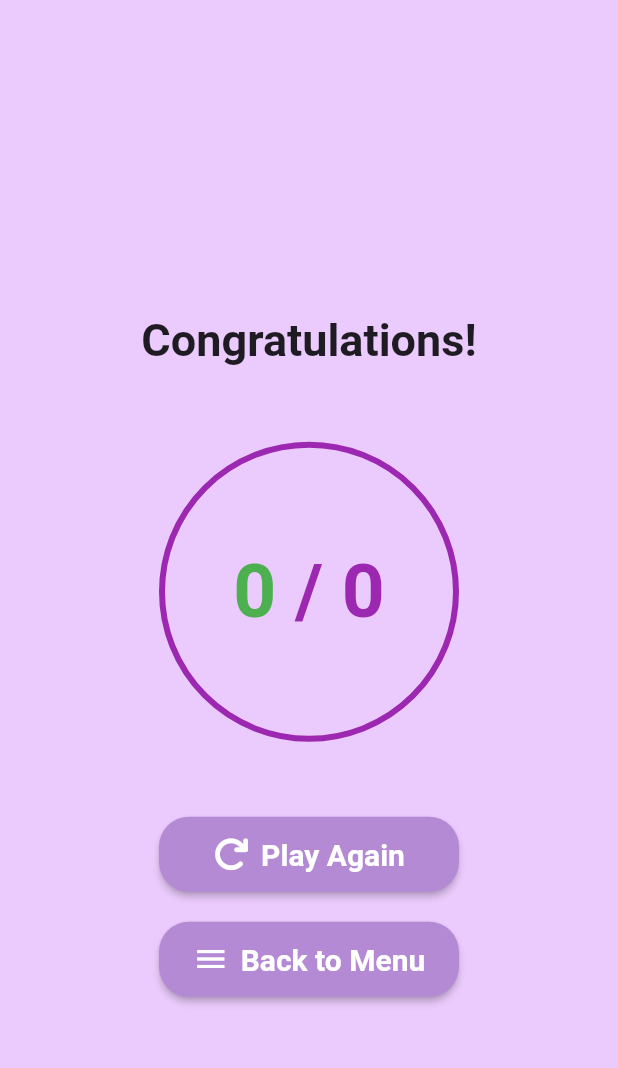
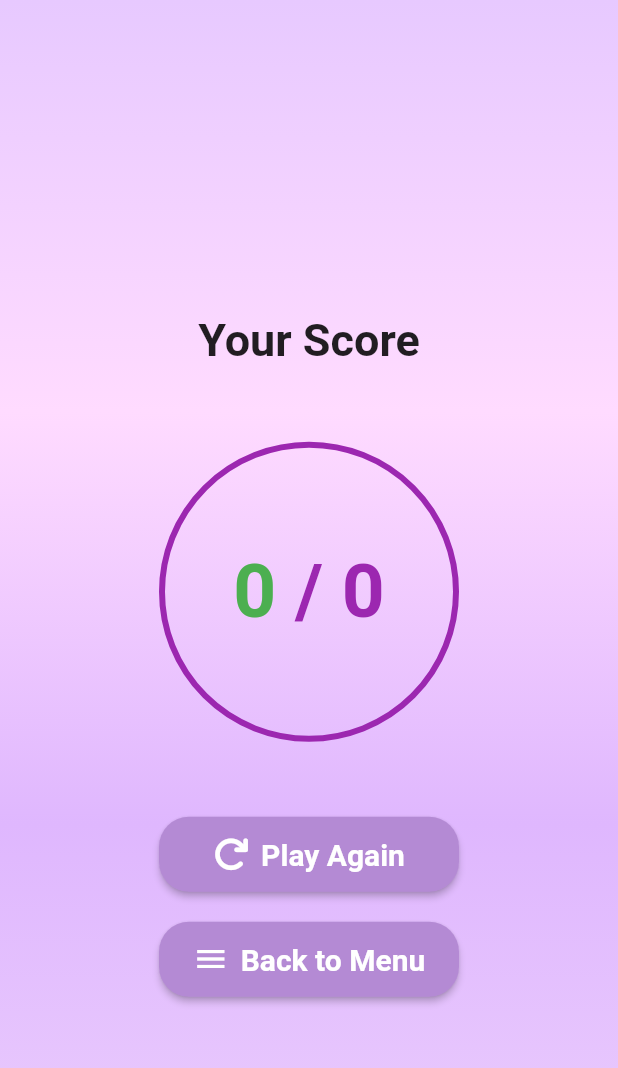
Before and after one commit to Chamidilshan/Quiz_app, a Flutter app: the ResultScreen screen opened directly with empty values, on a phone screen of 412 x 824 dp. Shown: the top 1068 px of the screen. Run offline on Flutter 3.47's test engine with Material 2 defaults, Android fonts, the light colour scheme and no system bars; our stand-ins replace font_awesome_flutter; network calls fail.

Commit message:
added next question but color changing

```diff
--- a/lib/pages/result_page.dart
+++ b/lib/pages/result_page.dart
@@ -17,11 +17,17 @@ class _ResultScreenState extends State<ResultScreen> {
   @override
   Widget build(BuildContext context) {
     return Container(
-      decoration: const BoxDecoration(
-          gradient: LinearGradient(
-              begin: Alignment.topCenter,
-              end: Alignment.bottomRight,
-              colors: [Color(0xFFEBCBFD), Color(0xFFEBCBFD) ])),
+        decoration: BoxDecoration(
+        gradient: LinearGradient(
+        colors: [
+        Color(0xFFE7C9FF),
+    Color(0xFFFFDBFF),
+    Color(0xFFDFB7FE),
+    Color(0xFFECCFFD),
+    ],
+    begin: Alignment.topCenter,
+    end: Alignment.bottomCenter,
+    ),),
       child: Scaffold(
         backgroundColor: Colors.transparent,
         body: SafeArea(
@@ -32,7 +38,7 @@ class _ResultScreenState extends State<ResultScreen> {
               children: [
                 SizedBox(height: 50),
                 Text(
-                  'Congratulations!',
+                  'Your Score',
                   style: TextStyle(
                     fontSize: 30.0,
                     fontWeight: FontWeight.bold,
--- a/lib/widgets/question_widget.dart
+++ b/lib/widgets/question_widget.dart
@@ -28,7 +28,7 @@ class QuestionWidget extends StatelessWidget {
                   'Question ${indexAction + 1}/$totalQuestions ',
                 style: TextStyle(
                   fontSize: 18.0,
-                  color: Colors.white
+                  color: Colors.black
                 ),
               ),
             ],
@@ -39,7 +39,7 @@ class QuestionWidget extends StatelessWidget {
           Text('$question',
             style: TextStyle(
                 fontSize: 22.0,
-              color: Colors.white,
+              color: Colors.black,
             ),
           )
         ],
```
Also changed, not shown: lib/pages/home_screen.dart (+36 -8 lines), lib/widgets/next_button_widget.dart (+12 -2 lines), lib/widgets/options_widget.dart (+23 -16 lines).
